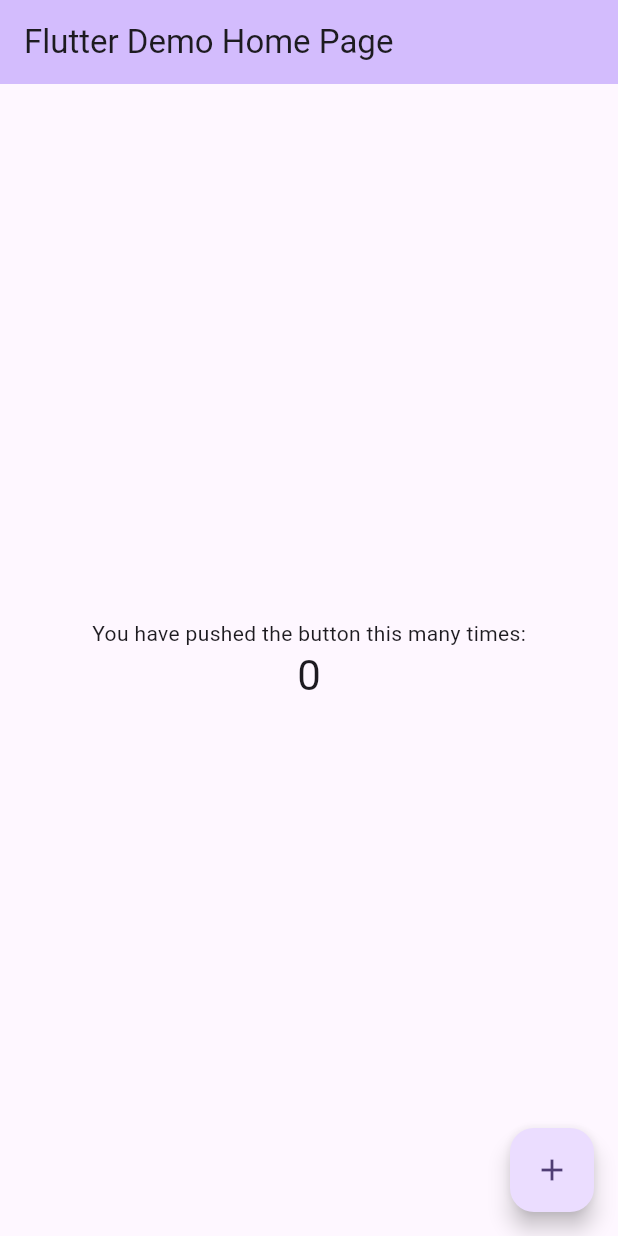
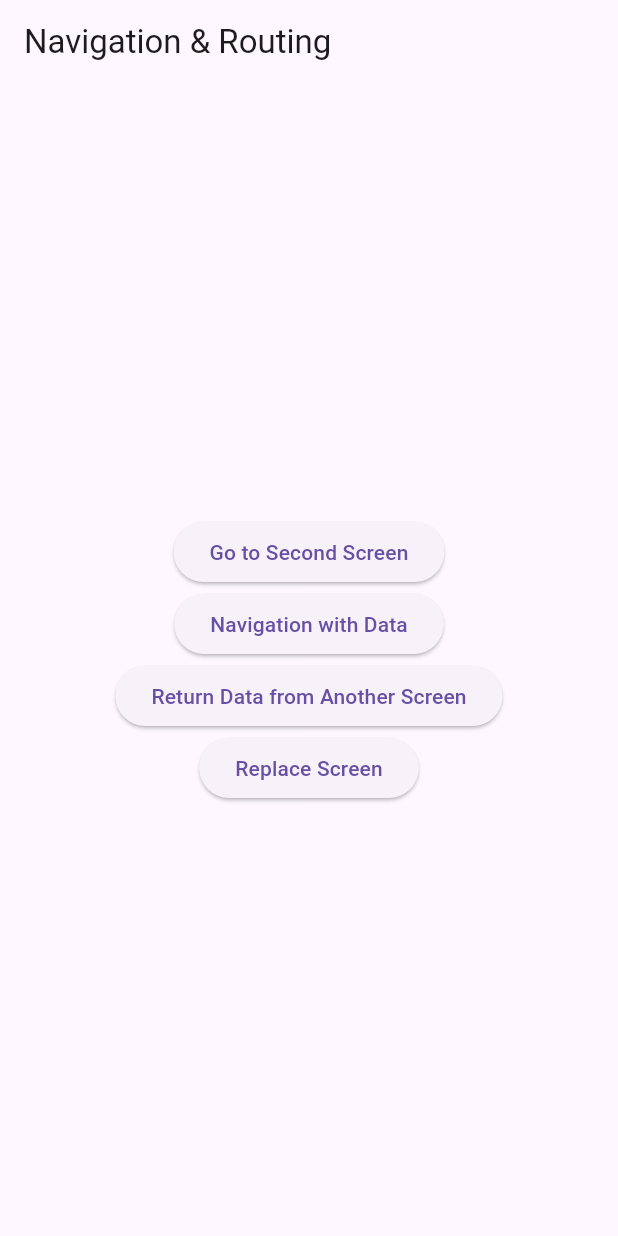
Before and after one commit to wildanniam/dicoding-labs, a Flutter app: the screen it shows after launch, on a phone screen of 412 x 824 dp. Run offline on Flutter 3.47's test engine with Material 3 defaults, Android fonts, the light colour scheme and no system bars.

Commit message:
practice navigation on flutter

```diff
--- /dev/null
+++ b/navigation_app/lib/first_screen.dart
@@ -0,0 +1,45 @@
+import 'package:flutter/material.dart';
+
+class FirstScreen extends StatelessWidget {
+  const FirstScreen({super.key});
+
+  @override
+  Widget build(BuildContext context) {
+    return Scaffold(
+      appBar: AppBar(
+        title: const Text('Navigation & Routing'),
+      ),
+      body: Center(
+        child: Column(
+          mainAxisAlignment: MainAxisAlignment.center,
+          children: <Widget>[
+            ElevatedButton(
+              child: const Text('Go to Second Screen'),
+              onPressed: () => Navigator.pushNamed(context, '/second'),
+            ),
+            ElevatedButton(
+              child: const Text('Navigation with Data'),
+              onPressed: () => Navigator.pushNamed(context, '/second-with-data',
+                  arguments: "Halo Second Screen"),
+            ),
+            ElevatedButton(
+              child: const Text('Return Data from Another Screen'),
+              onPressed: () async {
+                final result =
+                    await Navigator.pushNamed(context, '/return-data');
+
+                if (!context.mounted || result is! String) return;
+                SnackBar snackBar = SnackBar(content: Text(result));
+                ScaffoldMessenger.of(context).showSnackBar(snackBar);
+              },
+            ),
+            ElevatedButton(
+              child: const Text('Replace Screen'),
+              onPressed: () => Navigator.pushNamed(context, '/replacement'),
+            ),
+          ],
+        ),
+      ),
+    );
+  }
+}
--- a/navigation_app/lib/main.dart
+++ b/navigation_app/lib/main.dart
@@ -1,125 +1,32 @@
 import 'package:flutter/material.dart';
+import 'package:navigation_app/another_screen.dart';
+import 'package:navigation_app/first_screen.dart';
+import 'package:navigation_app/replacement_screen.dart';
+import 'package:navigation_app/return_data_screen.dart';
+import 'package:navigation_app/second_screen.dart';
+import 'package:navigation_app/second_screen_with_data.dart';
 
 void main() {
-  runApp(const MyApp());
+  runApp(const MainApp());
 }
 
-class MyApp extends StatelessWidget {
-  const MyApp({super.key});
+class MainApp extends StatelessWidget {
+  const MainApp({super.key});
 
-  // This widget is the root of your application.
   @override
   Widget build(BuildContext context) {
     return MaterialApp(
-      title: 'Flutter Demo',
-      theme: ThemeData(
-        // This is the theme of your application.
-        //
-        // TRY THIS: Try running your application with "flutter run". You'll see
-        // the application has a purple toolbar. Then, without quitting the app,
-        // try changing the seedColor in the colorScheme below to Colors.green
-        // and then invoke "hot reload" (save your changes or press the "hot
-        // reload" button in a Flutter-supported IDE, or press "r" if you used
-        // the command line to start the app).
-        //
-        // Notice that the counter didn't reset back to zero; the application
-        // state is not lost during the reload. To reset the state, use hot
-        // restart instead.
-        //
-        // This works for code too, not just values: Most code changes can be
-        // tested with just a hot reload.
-        colorScheme: ColorScheme.fromSeed(seedColor: Colors.deepPurple),
-        useMaterial3: true,
-      ),
-      home: const MyHomePage(title: 'Flutter Demo Home Page'),
+      initialRoute: '/',
+      routes: {
+        '/': (context) => const FirstScreen(),
+        '/second': (context) => SecondScreen(),
+        '/second-with-data': (context) => SecondScreenWithData(
+              data: ModalRoute.of(context)?.settings.arguments as String,
+            ),
+        '/return-data': (context) => const ReturnDataScreen(),
+        '/replacement': (context) => const ReplacementScreen(),
+        '/another': (context) => const AnotherScreen(),
+      },
     );
   }
 }
-
-class MyHomePage extends StatefulWidget {
-  const MyHomePage({super.key, required this.title});
-
-  // This widget is the home page of your application. It is stateful, meaning
-  // that it has a State object (defined below) that contains fields that affect
-  // how it looks.
-
-  // This class is the configuration for the state. It holds the values (in this
-  // case the title) provided by the parent (in this case the App widget) and
-  // used by the build method of the State. Fields in a Widget subclass are
-  // always marked "final".
-
-  final String title;
-
-  @override
-  State<MyHomePage> createState() => _MyHomePageState();
-}
-
-class _MyHomePageState extends State<MyHomePage> {
-  int _counter = 0;
-
-  void _incrementCounter() {
-    setState(() {
-      // This call to setState tells the Flutter framework that something has
-      // changed in this State, which causes it to rerun the build method below
-      // so that the display can reflect the updated values. If we changed
-      // _counter without calling setState(), then the build method would not be
-      // called again, and so nothing would appear to happen.
-      _counter++;
-    });
-  }
-
-  @override
-  Widget build(BuildContext context) {
-    // This method is rerun every time setState is called, for instance as done
-    // by the _incrementCounter method above.
-    //
-    // The Flutter framework has been optimized to make rerunning build methods
-    // fast, so that you can just rebuild anything that needs updating rather
-    // than having to individually change instances of widgets.
-    return Scaffold(
-      appBar: AppBar(
-        // TRY THIS: Try changing the color here to a specific color (to
-        // Colors.amber, perhaps?) and trigger a hot reload to see the AppBar
-        // change color while the other colors stay the same.
-        backgroundColor: Theme.of(context).colorScheme.inversePrimary,
-        // Here we take the value from the MyHomePage object that was created by
-        // the App.build method, and use it to set our appbar title.
-        title: Text(widget.title),
-      ),
-      body: Center(
-        // Center is a layout widget. It takes a single child and positions it
-        // in the middle of the parent.
-        child: Column(
-          // Column is also a layout widget. It takes a list of children and
-          // arranges them vertically. By default, it sizes itself to fit its
-          // children horizontally, and tries to be as tall as its parent.
-          //
-          // Column has various properties to control how it sizes itself and
-          // how it positions its children. Here we use mainAxisAlignment to
-          // center the children vertically; the main axis here is the vertical
-          // axis because Columns are vertical (the cross axis would be
-          // horizontal).
-          //
-          // TRY THIS: Invoke "debug painting" (choose the "Toggle Debug Paint"
-          // action in the IDE, or press "p" in the console), to see the
-          // wireframe for each widget.
-          mainAxisAlignment: MainAxisAlignment.center,
-          children: <Widget>[
-            const Text(
-              'You have pushed the button this many times:',
-            ),
-            Text(
-              '$_counter',
-              style: Theme.of(context).textTheme.headlineMedium,
-            ),
-          ],
-        ),
-      ),
-      floatingActionButton: FloatingActionButton(
-        onPressed: _incrementCounter,
-        tooltip: 'Increment',
-        child: const Icon(Icons.add),
-      ), // This trailing comma makes auto-formatting nicer for build methods.
-    );
-  }
-}
--- /dev/null
+++ b/navigation_app/lib/replacement_screen.dart
@@ -0,0 +1,16 @@
+import 'package:flutter/material.dart';
+
+class ReplacementScreen extends StatelessWidget {
+  const ReplacementScreen({super.key});
+  @override
+  Widget build(BuildContext context) {
+    return Scaffold(
+      body: Center(
+        child: ElevatedButton(
+          child: const Text('Open Another Screen'),
+          onPressed: () => Navigator.pushReplacementNamed(context, '/another'),
+        ),
+      ),
+    );
+  }
+}
--- /dev/null
+++ b/navigation_app/lib/second_screen_with_data.dart
@@ -0,0 +1,26 @@
+import 'package:flutter/material.dart';
+
+class SecondScreenWithData extends StatelessWidget {
+  const SecondScreenWithData({super.key, required this.data});
+
+  final String data;
+  @override
+  Widget build(BuildContext context) {
+    return Scaffold(
+      body: Center(
+        child: Column(
+          mainAxisAlignment: MainAxisAlignment.center,
+          children: <Widget>[
+            Text(data),
+            ElevatedButton(
+              child: const Text('Back'),
+              onPressed: () {
+                Navigator.pop(context);
+              },
+            ),
+          ],
+        ),
+      ),
+    );
+  }
+}
```
Also changed, not shown: navigation_app/lib/another_screen.dart (added, +25 -0 lines), navigation_app/lib/return_data_screen.dart (added, +43 -0 lines), navigation_app/lib/second_screen.dart (added, +17 -0 lines), 1 other file.
